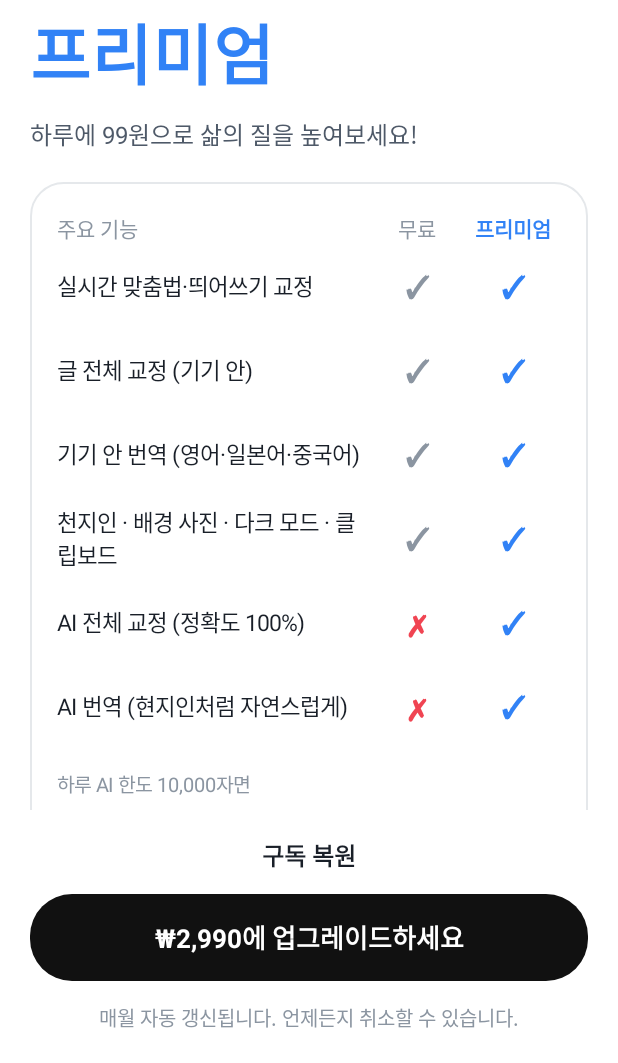
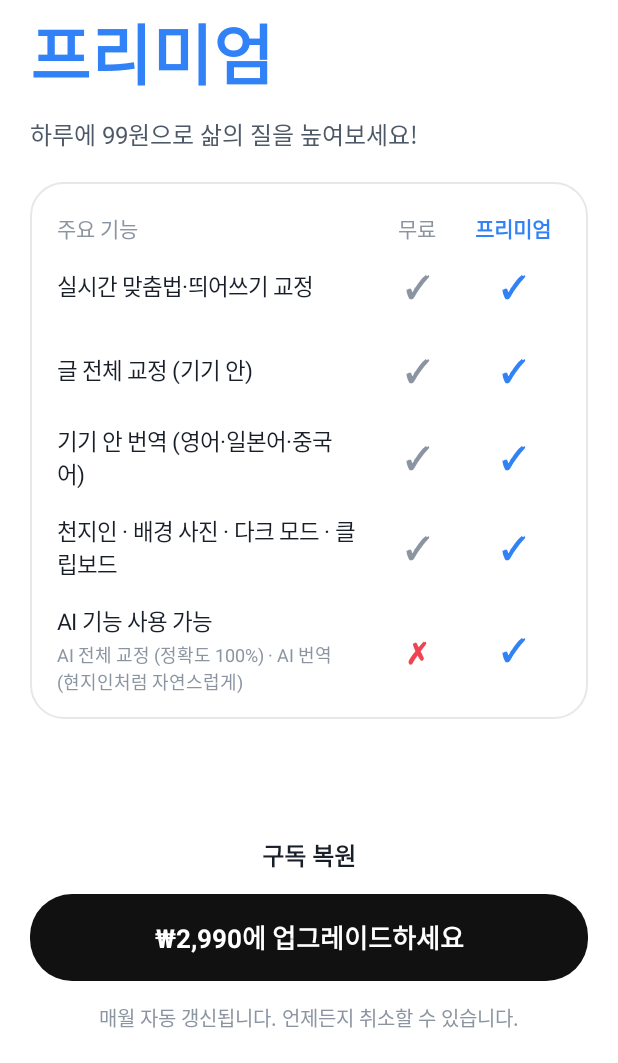
Before and after one commit to kimgeonwoo-718/-, an Android app: the PaywallActivity screen opened directly, with no data from a screen before it, on a phone screen of 412 x 824 dp, the part 173-1236 px from its top. Run offline under Robolectric (Android 15) with nearby library versions, the phone set to English and light mode, and no system bars; libraries missing offline, so code that uses them is left out: com.android.billingclient; 2 statements that could not run were skipped.

Commit message:
결제 화면에서 하루 한도 숫자를 뺀다 — "AI 기능 사용 가능" 한 줄로
"카톡 한 줄 기준 100번" 같은 줄 셋과 그 위의 "하루 AI 한도 10,000자면" 을 뺐다.
파는 건 "AI 를 쓸 수 있다" 지 글자 수가 아니다. 숫자가 보이면 아껴 쓰게 되고,
실제로 닿는 사람도 거의 없다. 한도는 서버가 지키고, 닿으면 그때 서버가 알려 준다.

AI 줄 둘(전체 교정·번역)은 "AI 기능 사용 가능" 한 줄로 합치고, 그 밑에 작은 글씨로
무엇이 AI 인지(전체 교정 · 번역) 적었다. 표는 이제 ✓ 와 ✗ 뿐이다.

한도 초과 문구에서도 숫자를 뺐다("오늘 AI 한도를 다 썼습니다"). 앱 어디에도 숫자가
없으니, 한도를 바꿀 때 만질 곳이 wrangler.toml 하나로 줄었다 — 거기 주석도 그렇게 고쳤다.
PaywallActivity 의 DAILY_CHARS 는 쓸 데가 없어져 지웠다.

Co-Authored-By: Claude Fable 5.1 <noreply@anthropic.com>
Claude-Session: https://claude.ai/code/session_011ebNbcMnU1MFMvxvCnWZeD

```diff
--- a/core/src/main/kotlin/com/spellkeyboard/core/ai/GeminiCorrector.kt
+++ b/core/src/main/kotlin/com/spellkeyboard/core/ai/GeminiCorrector.kt
@@ -506,7 +506,7 @@ class GeminiCorrector(
                     "AI 전체 교정은 프리미엄 기능이에요. 실시간 교정은 그대로 무제한으로 쓸 수 있어요."
 
                 "sub_daily_limit" in lower ->
-                    "오늘 프리미엄 한도(1만 자)를 다 썼습니다. 내일 다시 쓸 수 있어요."
+                    "오늘 AI 한도를 다 썼습니다. 내일 다시 쓸 수 있어요."
 
                 "server_not_configured" in lower ->
                     "AI 서버가 아직 준비되지 않았습니다."
--- a/keyboard/src/main/java/com/spellkeyboard/ko/PaywallActivity.kt
+++ b/keyboard/src/main/java/com/spellkeyboard/ko/PaywallActivity.kt
@@ -8,7 +8,6 @@ import android.widget.LinearLayout
 import android.widget.TextView
 import androidx.appcompat.app.AppCompatActivity
 import androidx.core.content.ContextCompat
-import java.util.Locale
 
 /**
  * 결제 화면.
@@ -19,10 +18,11 @@ import java.util.Locale
  *
  * 표의 칸은 **✓ 아니면 ✗** 다. 둘 다 되는 것은 양쪽 ✓, 무료에 없는 것은 무료 쪽 ✗.
  * 예전에는 "기본 번역"/"AI 번역"처럼 글자로 된 칸이 있었는데, 무엇이 되고 안 되는지가
- * 한눈에 안 들어왔다. 횟수 줄만 숫자다 — 그것도 무료 쪽은 ✗ 다.
+ * 한눈에 안 들어왔다.
  *
- * 횟수는 서버 한도([DAILY_CHARS])에서 계산한다. 레이아웃에 박아 두면 한도를 바꿀 때
- * 어긋난다.
+ * **하루 한도 숫자는 안 보여 준다.** 한때 "카톡 한 줄 기준 100번" 같은 줄이 있었는데,
+ * 파는 건 "AI 를 쓸 수 있다" 지 글자 수가 아니다. 숫자가 보이면 아껴 쓰게 되고, 실제로
+ * 닿는 사람도 거의 없다. 한도는 서버가 지키고, 닿으면 그때 서버가 알려 준다.
  */
 class PaywallActivity : AppCompatActivity() {
 
@@ -58,43 +58,38 @@ class PaywallActivity : AppCompatActivity() {
         super.onDestroy()
     }
 
-    /** 표의 한 줄. [free]·[premium] 은 [CHECK], [CROSS], 아니면 그대로 보여 줄 글자. */
-    private class Row(val label: String, val free: String, val premium: String)
+    /** 표의 한 줄. [sub] 는 이름 밑에 작게 붙는 설명 — AI 줄에 무엇이 AI 인지 적는다. */
+    private class Row(val label: String, val free: String, val premium: String, val sub: String? = null)
 
     private fun fillTable(table: LinearLayout) {
         table.removeAllViews()
-        for (row in features()) table.addView(rowView(row))
-        table.addView(subheader(getString(R.string.paywall_quota_header, String.format(Locale.KOREA, "%,d", DAILY_CHARS))))
-        for (row in quotaRows()) table.addView(rowView(row))
+        for (row in rows()) table.addView(rowView(row))
     }
 
     private fun rowView(row: Row): View = LinearLayout(this).apply {
         orientation = LinearLayout.HORIZONTAL
         gravity = Gravity.CENTER_VERTICAL
         minimumHeight = dp(56)
-        addView(TextView(context).apply {
-            text = row.label
-            setTextColor(ContextCompat.getColor(context, R.color.toss_text))
-            textSize = 15f
+        addView(LinearLayout(context).apply {
+            orientation = LinearLayout.VERTICAL
+            setPadding(0, dp(8), dp(8), dp(8))
+            addView(TextView(context).apply {
+                text = row.label
+                setTextColor(ContextCompat.getColor(context, R.color.toss_text))
+                textSize = 15f
+            })
+            if (row.sub != null) addView(TextView(context).apply {
+                text = row.sub
+                setTextColor(ContextCompat.getColor(context, R.color.toss_text3))
+                textSize = 12f
+                setPadding(0, dp(2), 0, 0)
+            })
         }, LinearLayout.LayoutParams(0, LinearLayout.LayoutParams.WRAP_CONTENT, 1f))
         addView(cell(row.free, premium = false), LinearLayout.LayoutParams(dp(64), LinearLayout.LayoutParams.WRAP_CONTENT))
         addView(cell(row.premium, premium = true), LinearLayout.LayoutParams(dp(64), LinearLayout.LayoutParams.WRAP_CONTENT))
     }
 
-    /** 표 가운데 끼는 작은 제목. 횟수 줄들이 무엇을 기준으로 한 숫자인지 말해 준다. */
-    private fun subheader(text: String): View = TextView(this).apply {
-        this.text = text
-        setTextColor(ContextCompat.getColor(context, R.color.toss_text3))
-        textSize = 13f
-        setPadding(0, dp(14), 0, dp(2))
-    }
-
-    /**
-     * 표의 한 칸.
-     *
-     * ✓ 는 무료 쪽 회색, 프리미엄 쪽 파랑. ✗ 는 빨강 — 무료에 없는 것이 한눈에 보여야
-     * 한다. 숫자는 프리미엄 쪽에만 오므로 파랗고 굵게.
-     */
+    /** 표의 한 칸. ✓ 는 무료 쪽 회색, 프리미엄 쪽 파랑. ✗ 는 빨강 — 무료에 없는 것이 한눈에 보여야 한다. */
     private fun cell(value: String, premium: Boolean): TextView = TextView(this).apply {
         gravity = Gravity.CENTER
         text = value
@@ -104,51 +99,26 @@ class PaywallActivity : AppCompatActivity() {
                 setTypeface(typeface, Typeface.BOLD)
                 setTextColor(ContextCompat.getColor(context, if (premium) R.color.toss_blue else R.color.toss_text3))
             }
-            CROSS -> {
+            else -> {
                 textSize = 20f
                 setTypeface(typeface, Typeface.BOLD)
                 setTextColor(ContextCompat.getColor(context, R.color.toss_red))
             }
-            else -> {
-                textSize = 15f
-                setTypeface(typeface, Typeface.BOLD)
-                setTextColor(ContextCompat.getColor(context, R.color.toss_blue))
-            }
         }
     }
 
-    /** 위 네 줄은 둘 다 된다. 아래 두 줄이 프리미엄이다. */
-    private fun features(): List<Row> = listOf(
+    /** 위 네 줄은 둘 다 된다. 마지막 줄이 프리미엄이다. */
+    private fun rows(): List<Row> = listOf(
         Row(getString(R.string.paywall_row_realtime), CHECK, CHECK),
         Row(getString(R.string.paywall_row_correct_all), CHECK, CHECK),
         Row(getString(R.string.paywall_row_device_translate), CHECK, CHECK),
         Row(getString(R.string.paywall_row_keyboard), CHECK, CHECK),
-        Row(getString(R.string.paywall_row_ai), CROSS, CHECK),
-        Row(getString(R.string.paywall_row_ai_translate), CROSS, CHECK)
+        Row(getString(R.string.paywall_row_ai), CROSS, CHECK, getString(R.string.paywall_row_ai_sub))
     )
-
-    /** 하루 한도로 몇 번인가. 무료는 AI 를 아예 못 쓰니 ✗ 다. */
-    private fun quotaRows(): List<Row> {
-        fun times(chars: Int) =
-            getString(R.string.paywall_times, String.format(Locale.KOREA, "%,d", DAILY_CHARS / chars))
-        return listOf(
-            Row(getString(R.string.paywall_row_100), CROSS, times(100)),
-            Row(getString(R.string.paywall_row_500), CROSS, times(500)),
-            Row(getString(R.string.paywall_row_2000), CROSS, times(2_000))
-        )
-    }
 
     private fun dp(value: Int): Int = (value * resources.displayMetrics.density).toInt()
 
     companion object {
-        /**
-         * 서버의 SUB_DAILY_CHARS 와 같아야 한다. 서버가 실제 한도이고 이건 안내다.
-         *
-         * 1만 자인 이유는 server/src/quota.js 머리말에 있다 — 어떻게 쓰든 구독 하나가
-         * 적자를 못 내는 선이다.
-         */
-        const val DAILY_CHARS = 10_000
-
         private const val CHECK = "✓"
         private const val CROSS = "✗"
         private const val CLOSE_AFTER_MS = 1500L
--- a/keyboard/src/main/res/values/strings.xml
+++ b/keyboard/src/main/res/values/strings.xml
@@ -76,19 +76,15 @@
     <string name="paywall_col_premium">프리미엄</string>
     <!--
       비교표. 칸은 ✓ 아니면 ✗ 다 — 글자로 된 칸("기본 번역"/"AI 번역")은 뺐다. 둘 다 되는
-      것은 양쪽 ✓, 무료에 없는 것은 무료 쪽 ✗. 횟수 줄은 서버 한도에서 코드가 계산한다.
+      것은 양쪽 ✓, 무료에 없는 것은 무료 쪽 ✗. 하루 한도 숫자는 여기 안 적는다 — 파는 건
+      "AI 를 쓸 수 있다" 지 글자 수가 아니다.
     -->
     <string name="paywall_row_realtime">실시간 맞춤법·띄어쓰기 교정</string>
     <string name="paywall_row_correct_all">글 전체 교정 (기기 안)</string>
     <string name="paywall_row_device_translate">기기 안 번역 (영어·일본어·중국어)</string>
     <string name="paywall_row_keyboard">천지인 · 배경 사진 · 다크 모드 · 클립보드</string>
-    <string name="paywall_row_ai">AI 전체 교정 (정확도 100%)</string>
-    <string name="paywall_row_ai_translate">AI 번역 (현지인처럼 자연스럽게)</string>
-    <string name="paywall_quota_header">하루 AI 한도 %1$s자면</string>
-    <string name="paywall_row_100">카톡 한 줄 (100자) 기준</string>
-    <string name="paywall_row_500">긴 문자 (500자) 기준</string>
-    <string name="paywall_row_2000">긴 글 (2,000자) 기준</string>
-    <string name="paywall_times">%1$s번</string>
+    <string name="paywall_row_ai">AI 기능 사용 가능</string>
+    <string name="paywall_row_ai_sub">AI 전체 교정 (정확도 100%) · AI 번역 (현지인처럼 자연스럽게)</string>
     <string name="paywall_restore">구독 복원</string>
     <string name="paywall_cta_upgrade">₩2,990에 업그레이드하세요</string>
     <string name="paywall_footer">매월 자동 갱신됩니다. 언제든지 취소할 수 있습니다.</string>
```
Also changed, not shown: 2 other files.
